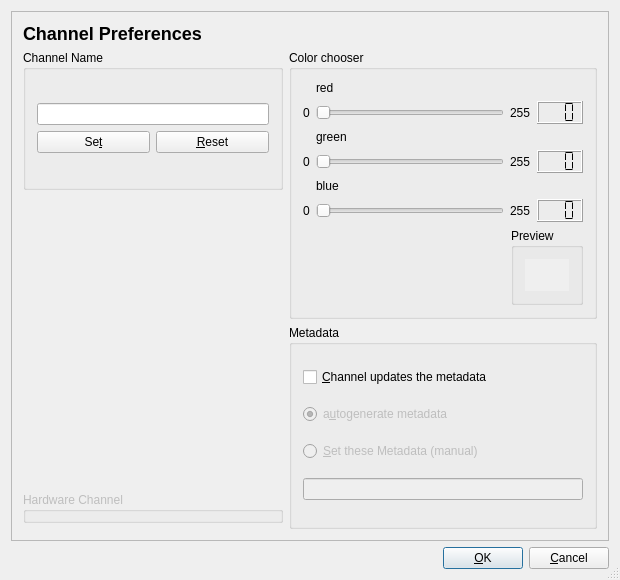
Above: src/dialoge/kanalpreferences.ui from jan-lugfl/RadioMixer before the change. Below: the same form after it.
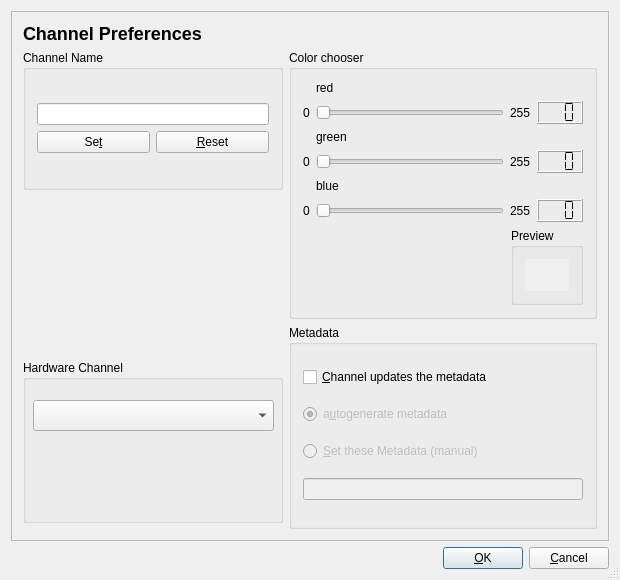
That is the form after the change.

The edit to the form file:
```diff
--- a/src/dialoge/kanalpreferences.ui
+++ b/src/dialoge/kanalpreferences.ui
@@ -411,7 +411,13 @@
           <item>
            <widget class="QGroupBox" name="hwChannelBox">
             <property name="enabled">
-             <bool>false</bool>
+             <bool>true</bool>
+            </property>
+            <property name="sizePolicy">
+             <sizepolicy hsizetype="Preferred" vsizetype="Expanding">
+              <horstretch>0</horstretch>
+              <verstretch>0</verstretch>
+             </sizepolicy>
             </property>
             <property name="title">
              <string>Hardware Channel</string>
@@ -419,12 +425,18 @@
             <widget class="QComboBox" name="hardwareKanal">
              <property name="geometry">
               <rect>
-               <x>40</x>
+               <x>10</x>
                <y>40</y>
-               <width>180</width>
+               <width>241</width>
                <height>31</height>
               </rect>
              </property>
+             <property name="sizePolicy">
+              <sizepolicy hsizetype="Expanding" vsizetype="Preferred">
+               <horstretch>0</horstretch>
+               <verstretch>0</verstretch>
+              </sizepolicy>
+             </property>
             </widget>
            </widget>
           </item>
```
